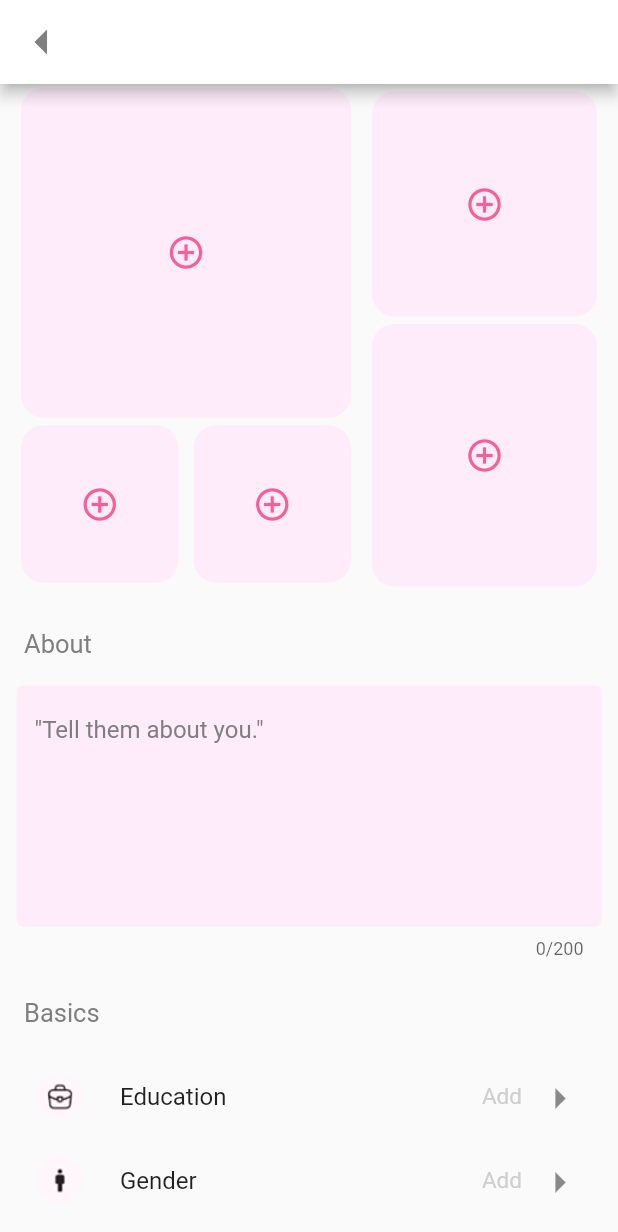
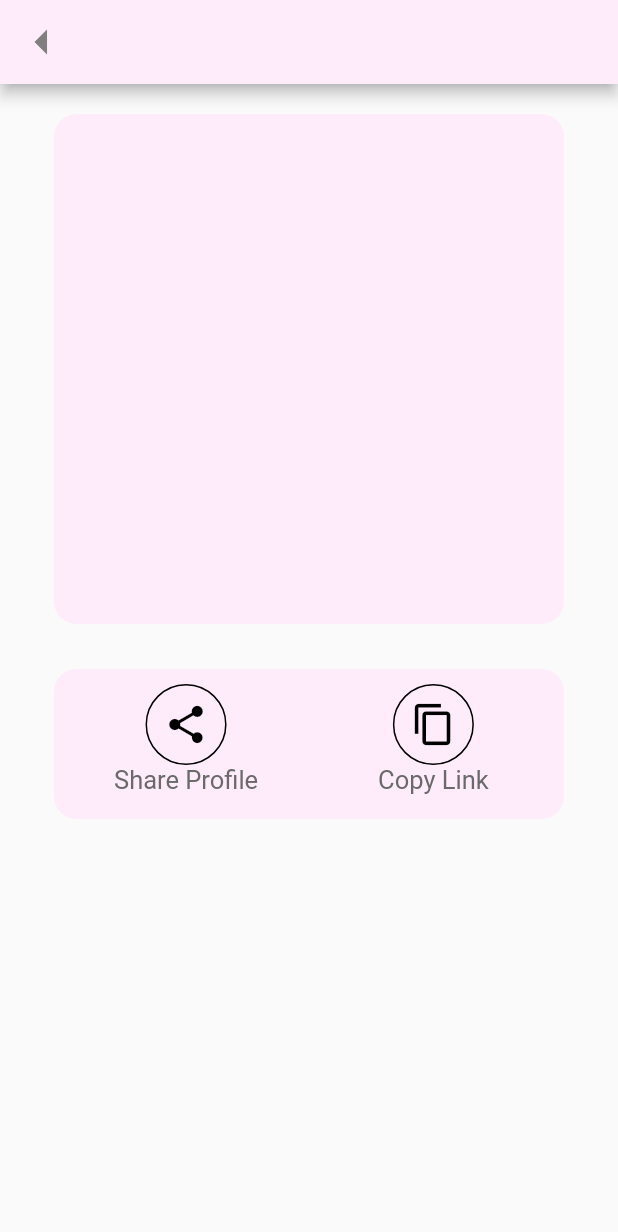
Before and after one commit to Bangc0der/effective-Find-Flames, a Flutter app: the screen it shows after launch, on a phone screen of 412 x 824 dp. Shown: the top 1232 px of the screen. Run offline on Flutter 3.47's test engine with Material 2 defaults, Android fonts, the phone set to English and light mode, and no system bars.

Commit message:
Add files via upload

```diff
--- a/lib/main.dart
+++ b/lib/main.dart
@@ -1,12 +1,14 @@
 import 'package:flutter/material.dart';
-import './home.dart';
+//import './home.dart'; //import later while connecting pages
+import './qr.dart';
+//import './mhome.dart';
 
 
 
 void main() {
   runApp(
     MaterialApp(title:"Find Flames",
-    home:HomeScreen()
+    home:QRScreen()
   )
   );
 }
--- /dev/null
+++ b/lib/qr.dart
@@ -0,0 +1,122 @@
+import 'package:flutter/material.dart';
+
+class QRScreen extends StatefulWidget{
+  @override
+  State<QRScreen> createState() => _QRScreenState();
+}
+
+class _QRScreenState extends State<QRScreen> {
+  @override
+  Widget build(BuildContext context){
+    return  Scaffold(
+      appBar:AppBar(//creates a bar on top
+        leading: IconButton(onPressed:(){print('goes to profile');} ,icon:const Icon(Icons.arrow_left_sharp,size:40,color:Color.fromARGB(254, 128, 126, 126),)),
+        title:const Text('',style:TextStyle(
+          fontSize:28,)),
+        centerTitle: true,
+        backgroundColor: const Color.fromARGB(255, 255, 236, 251),
+      ),
+
+
+      //Note: The Word "Add" in the trailing function to be changed if the user enters a value for them...
+
+      body:Column(
+        children:  [
+
+        //Name and Age of User
+
+        const SizedBox(
+        width: double.infinity,
+        height: 20,
+        ),
+
+        Container(
+                  height: 340,
+                  width: 340,
+                  //To display account image and name here
+
+
+                  //To display qr code here
+
+
+                  decoration: const BoxDecoration(
+                    borderRadius: BorderRadius.all(Radius.circular(15)),
+                    color: Color.fromARGB(255, 255, 236, 251),
+                  ),),
+        const SizedBox(height: 30,),
+
+        //Share Profile and Copy Link
+        Row(
+          mainAxisAlignment: MainAxisAlignment.spaceEvenly,
+          children: [
+          const SizedBox(width:10,),
+          SizedBox(
+            height:100, //height of button
+            width:340, //width of button
+            child:Container(
+              decoration: const BoxDecoration(
+                    borderRadius: BorderRadius.all(Radius.circular(15)),
+                    color: Color.fromARGB(255, 255, 236, 251),
+                  ),
+              child: Row(
+                  //mainAxisAlignment: MainAxisAlignment.spaceEvenly,
+                  children: [
+                  SizedBox(width:40,),
+                  Column (
+                  children: [
+                  const SizedBox(height:10,),
+                  ElevatedButton(
+                    style: ElevatedButton.styleFrom(
+                      side: BorderSide(
+                        width: 1.0,
+                      ),
+                      shape: CircleBorder(), //<-- SEE HERE
+                      padding: EdgeInsets.all(12),
+                      backgroundColor: Color.fromARGB(255, 255, 236, 251),
+                      elevation: 0,
+                    ),
+                    onPressed: () {},
+                    child: const Icon( //<-- SEE HERE
+                      Icons.share_sharp,
+                      color: Colors.black,
+                      size: 30,
+                    ),
+                  ),
+                  const Text('Share Profile',style:TextStyle(color: Color.fromARGB(255, 107, 106, 107),fontSize:17)),
+                  ]),
+                  const SizedBox(width:80),
+                  Column (
+                  children: [
+                  const SizedBox(height:10,),
+                  ElevatedButton(
+                    style: ElevatedButton.styleFrom(
+                      side: BorderSide(
+                        width: 1.0,
+                      ),
+                      shape: CircleBorder(), //<-- SEE HERE
+                      padding: EdgeInsets.all(12),
+                      backgroundColor: Color.fromARGB(255, 255, 236, 251),
+                      elevation: 0,
+                    ),
+                    onPressed: () {},
+                    child: const Icon( //<-- SEE HERE
+                      Icons.copy_outlined,
+                      color: Colors.black,
+                      size: 30,
+                    ),
+                  ),
+                  const Text('Copy Link',style:TextStyle(color: Color.fromARGB(255, 107, 106, 107),fontSize:17)),
+                  ]),
+
+              ],),
+
+                  //parameters of Button class
+            ),),
+
+          SizedBox(width:10,),
+        ],),
+        ]
+      ),
+    );
+  }
+}
```
Also changed, not shown: lib/edit.dart (added, +366 -0 lines), lib/mhome.dart (added, +101 -0 lines), lib/profile.dart (added, +113 -0 lines).
